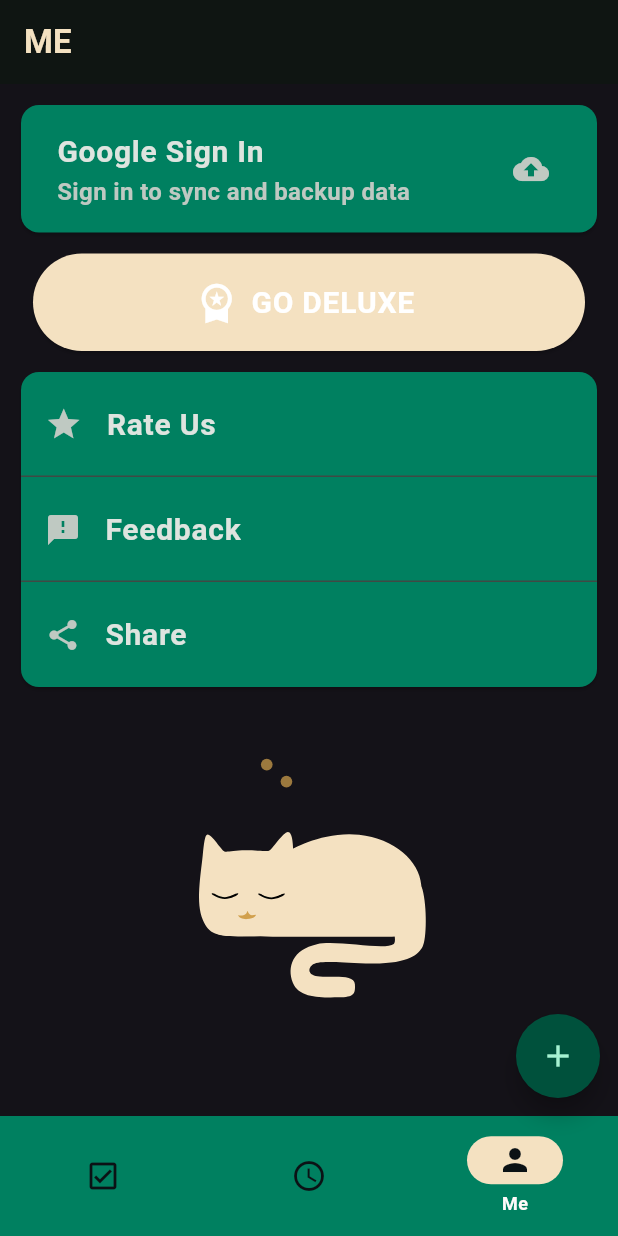
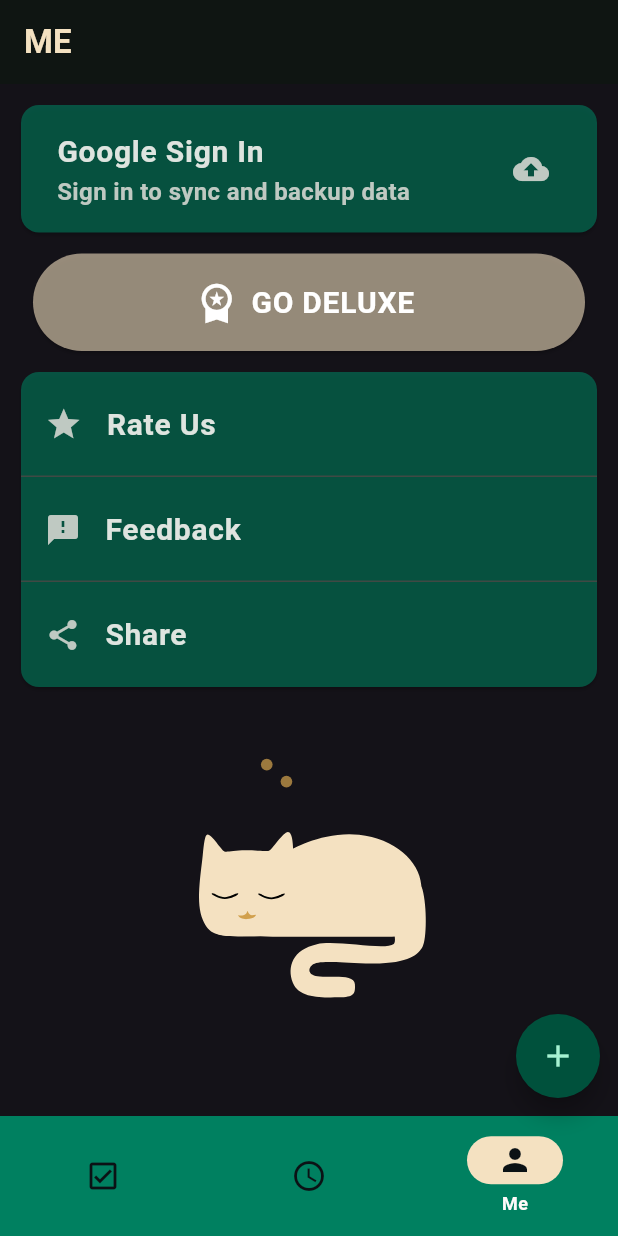
Before and after one commit to ChrisRamirez11/wellnest, a Flutter app: the screen it shows after launch, swiped to page 3, on a phone screen of 412 x 824 dp. Run offline on Flutter 3.47's test engine with Material 3 defaults, Android fonts, the phone set to English and light mode, and no system bars; our stand-ins replace dartz, flutter_local_notifications, flutter_riverpod, google_sign_in, isar, lottie and 2 more; accounts and stored records are empty; generated files the repository leaves out were written again; Roboto replaces fonts that are missing (Karla).

Commit message:
refreshsession added to main, and withValues changed to withAp\lpha because of bugs

```diff
--- a/lib/feature/settings/presentation/widgets/settings_body.dart
+++ b/lib/feature/settings/presentation/widgets/settings_body.dart
@@ -6,7 +6,7 @@ import 'package:wellnest/feature/auth/presentation/riverpod/google_native_signin
 import 'package:wellnest/feature/settings/presentation/widgets/user_signed_button.dart';
 import 'package:wellnest/main.dart';
 
-final _cardColor = primary.withValues(alpha: 150);
+final _cardColor = primary.withAlpha(150);
 
 class SettingsBody extends StatefulWidget {
   const SettingsBody({super.key});
@@ -81,7 +81,7 @@ class _SettingsBodyState extends State<SettingsBody> {
             ),
             onClick: () {},
             text: 'GO DELUXE',
-            color: secondary.withValues(alpha: 150),
+            color: secondary.withAlpha(150),
           )),
     );
   }
```
Also changed, not shown: lib/main.dart (+14 -0 lines).
